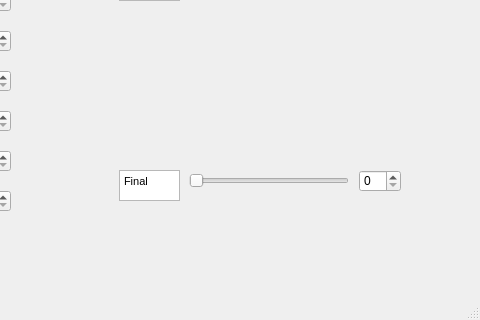
Old version of the form gradecalculator.ui in the repository siyangsun/Razalas-Grade-Calculator; both pictures show x 271 to 751 and y 196 to 516 of the 751 by 516 pixel window.
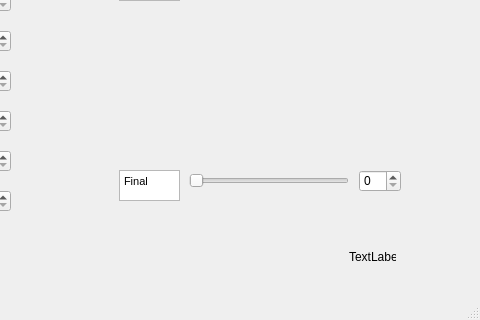
New version of the form.

Diff of the .ui file:
```diff
--- a/gradecalculator.ui
+++ b/gradecalculator.ui
@@ -454,6 +454,19 @@
 &lt;p style=&quot; margin-top:0px; margin-bottom:0px; margin-left:0px; margin-right:0px; -qt-block-indent:0; text-indent:0px;&quot;&gt;Midterm 1&lt;/p&gt;&lt;/body&gt;&lt;/html&gt;</string>
     </property>
    </widget>
+   <widget class="QLabel" name="label">
+    <property name="geometry">
+     <rect>
+      <x>620</x>
+      <y>410</y>
+      <width>47</width>
+      <height>13</height>
+     </rect>
+    </property>
+    <property name="text">
+     <string>TextLabel</string>
+    </property>
+   </widget>
   </widget>
   <widget class="QMenuBar" name="menuBar">
    <property name="geometry">
```
Left out of the diff: 12 changed lines with no effect on the pictures.
